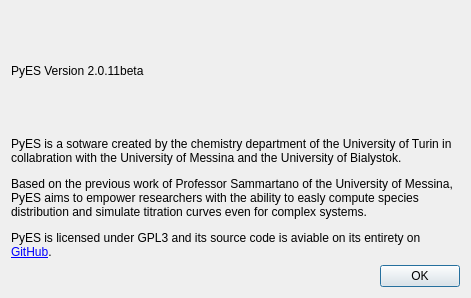
Old version of the form src/main/python/pyes/ui/PyES_about.ui in the repository PyES-software/PyES.
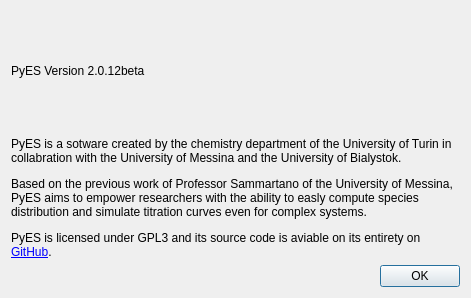
New version of the form.

Commit message: Bump to 2.0.12beta

Patch:
```diff
--- a/src/main/python/pyes/ui/PyES_about.ui
+++ b/src/main/python/pyes/ui/PyES_about.ui
@@ -35,7 +35,7 @@
    <item>
     <widget class="QLabel" name="label">
      <property name="text">
-      <string>PyES Version 2.0.11beta</string>
+      <string>PyES Version 2.0.12beta</string>
      </property>
     </widget>
    </item>
```
The commit also changes 4 other files.
